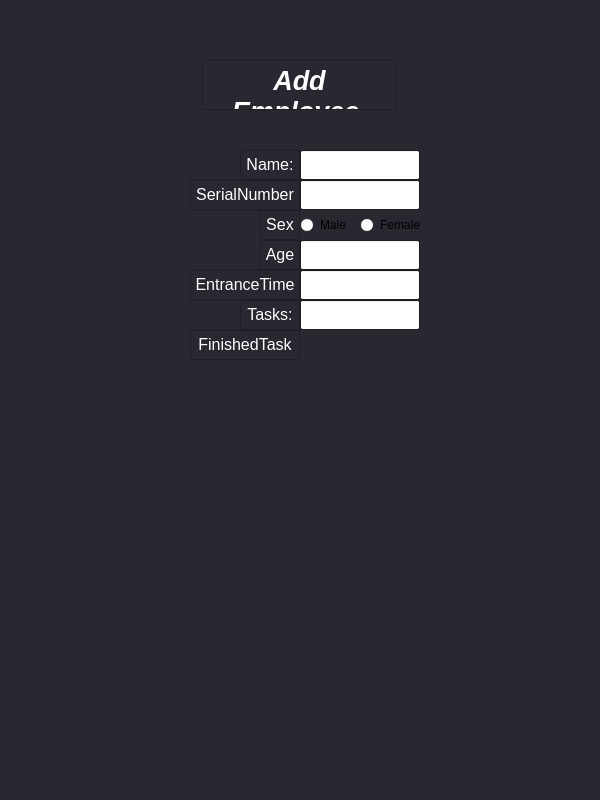
Above: Employee.ui from HeidariSina/Management-App before the change. Below: the same form after it.
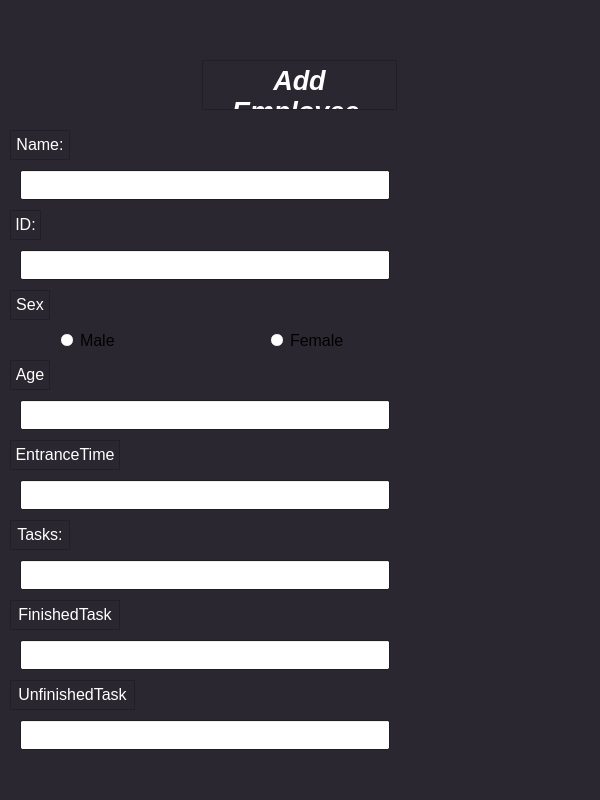
That is the form after the change.

The edit to the form file:
```diff
--- a/Employee.ui
+++ b/Employee.ui
@@ -211,9 +211,9 @@
    <widget class="QLineEdit" name="NameEdit">
     <property name="geometry">
      <rect>
-      <x>300</x>
-      <y>150</y>
-      <width>120</width>
+      <x>20</x>
+      <y>170</y>
+      <width>370</width>
       <height>30</height>
      </rect>
     </property>
@@ -221,8 +221,8 @@
    <widget class="QTextBrowser" name="NameText">
     <property name="geometry">
      <rect>
-      <x>240</x>
-      <y>150</y>
+      <x>10</x>
+      <y>130</y>
       <width>60</width>
       <height>30</height>
      </rect>
@@ -290,87 +290,77 @@
    <widget class="QTextBrowser" name="SerialNumberText">
     <property name="geometry">
      <rect>
-      <x>190</x>
-      <y>180</y>
-      <width>110</width>
-      <height>30</height>
-     </rect>
-    </property>
-    <property name="palette">
-     <palette>
-      <active>
-       <colorrole role="Base">
-        <brush brushstyle="SolidPattern">
-         <color alpha="255">
-          <red>43</red>
-          <green>39</green>
-          <blue>48</blue>
-         </color>
-        </brush>
-       </colorrole>
-      </active>
-      <inactive>
-       <colorrole role="Base">
-        <brush brushstyle="SolidPattern">
-         <color alpha="255">
-          <red>43</red>
-          <green>39</green>
-          <blue>48</blue>
-         </color>
-        </brush>
-       </colorrole>
-      </inactive>
-      <disabled>
-       <colorrole role="Base">
-        <brush brushstyle="SolidPattern">
-         <color alpha="255">
-          <red>0</red>
-          <green>0</green>
-          <blue>94</blue>
-         </color>
-        </brush>
-       </colorrole>
-      </disabled>
-     </palette>
-    </property>
-    <property name="font">
-     <font>
-      <family>Segoe UI</family>
-      <pointsize>20</pointsize>
-      <weight>75</weight>
-      <italic>true</italic>
-      <bold>true</bold>
-     </font>
-    </property>
-    <property name="verticalScrollBarPolicy">
-     <enum>Qt::ScrollBarAlwaysOff</enum>
-    </property>
-    <property name="horizontalScrollBarPolicy">
-     <enum>Qt::ScrollBarAlwaysOff</enum>
-    </property>
-    <property name="html">
-     <string>&lt;!DOCTYPE HTML PUBLIC &quot;-//W3C//DTD HTML 4.0//EN&quot; &quot;http://www.w3.org/TR/REC-html40/strict.dtd&quot;&gt;
-&lt;html&gt;&lt;head&gt;&lt;meta name=&quot;qrichtext&quot; content=&quot;1&quot; /&gt;&lt;style type=&quot;text/css&quot;&gt;
-p, li { white-space: pre-wrap; }
-&lt;/style&gt;&lt;/head&gt;&lt;body style=&quot; font-family:'Segoe UI'; font-size:20pt; font-weight:600; font-style:italic;&quot;&gt;
-&lt;p align=&quot;center&quot; style=&quot; margin-top:0px; margin-bottom:0px; margin-left:0px; margin-right:0px; -qt-block-indent:0; text-indent:0px;&quot;&gt;&lt;span style=&quot; font-size:12pt; font-weight:400; font-style:normal; color:#ffffff;&quot;&gt;SerialNumber:&lt;/span&gt;&lt;/p&gt;&lt;/body&gt;&lt;/html&gt;</string>
-    </property>
-   </widget>
-   <widget class="QLineEdit" name="SerialNumberEdit">
-    <property name="geometry">
-     <rect>
-      <x>300</x>
-      <y>180</y>
-      <width>120</width>
-      <height>30</height>
-     </rect>
-    </property>
-   </widget>
-   <widget class="QTextBrowser" name="SexText">
-    <property name="geometry">
-     <rect>
-      <x>260</x>
+      <x>10</x>
       <y>210</y>
+      <width>31</width>
+      <height>30</height>
+     </rect>
+    </property>
+    <property name="palette">
+     <palette>
+      <active>
+       <colorrole role="Base">
+        <brush brushstyle="SolidPattern">
+         <color alpha="255">
+          <red>43</red>
+          <green>39</green>
+          <blue>48</blue>
+         </color>
+        </brush>
+       </colorrole>
+      </active>
+      <inactive>
+       <colorrole role="Base">
+        <brush brushstyle="SolidPattern">
+         <color alpha="255">
+          <red>43</red>
+          <green>39</green>
+          <blue>48</blue>
+         </color>
+        </brush>
+       </colorrole>
+      </inactive>
+      <disabled>
+       <colorrole role="Base">
+        <brush brushstyle="SolidPattern">
+         <color alpha="255">
+          <red>0</red>
+          <green>0</green>
+          <blue>94</blue>
+         </color>
+        </brush>
+       </colorrole>
+      </disabled>
+     </palette>
+    </property>
+    <property name="font">
+     <font>
+      <family>Segoe UI</family>
+      <pointsize>20</pointsize>
+      <weight>75</weight>
+      <italic>true</italic>
+      <bold>true</bold>
+     </font>
+    </property>
+    <property name="verticalScrollBarPolicy">
+     <enum>Qt::ScrollBarAlwaysOff</enum>
+    </property>
+    <property name="horizontalScrollBarPolicy">
+     <enum>Qt::ScrollBarAlwaysOff</enum>
+    </property>
+    <property name="html">
+     <string>&lt;!DOCTYPE HTML PUBLIC &quot;-//W3C//DTD HTML 4.0//EN&quot; &quot;http://www.w3.org/TR/REC-html40/strict.dtd&quot;&gt;
+&lt;html&gt;&lt;head&gt;&lt;meta name=&quot;qrichtext&quot; content=&quot;1&quot; /&gt;&lt;style type=&quot;text/css&quot;&gt;
+p, li { white-space: pre-wrap; }
+&lt;/style&gt;&lt;/head&gt;&lt;body style=&quot; font-family:'Segoe UI'; font-size:20pt; font-weight:600; font-style:italic;&quot;&gt;
+&lt;p align=&quot;center&quot; style=&quot; margin-top:0px; margin-bottom:0px; margin-left:0px; margin-right:0px; -qt-block-indent:0; text-indent:0px;&quot;&gt;&lt;span style=&quot; font-size:12pt; font-weight:400; font-style:normal; color:#ffffff;&quot;&gt;ID:&lt;/span&gt;&lt;/p&gt;&lt;/body&gt;&lt;/html&gt;</string>
+    </property>
+   </widget>
+   <widget class="QTextBrowser" name="SexText">
+    <property name="geometry">
+     <rect>
+      <x>10</x>
+      <y>290</y>
       <width>40</width>
       <height>30</height>
      </rect>
@@ -438,12 +428,17 @@
    <widget class="QRadioButton" name="MaleradioButton">
     <property name="geometry">
      <rect>
-      <x>300</x>
-      <y>215</y>
-      <width>82</width>
+      <x>60</x>
+      <y>330</y>
+      <width>80</width>
       <height>20</height>
      </rect>
     </property>
+    <property name="font">
+     <font>
+      <pointsize>12</pointsize>
+     </font>
+    </property>
     <property name="text">
      <string>Male</string>
     </property>
@@ -451,12 +446,17 @@
    <widget class="QRadioButton" name="FemaleradioButton">
     <property name="geometry">
      <rect>
-      <x>360</x>
-      <y>215</y>
-      <width>82</width>
+      <x>270</x>
+      <y>330</y>
+      <width>80</width>
       <height>20</height>
      </rect>
     </property>
+    <property name="font">
+     <font>
+      <pointsize>12</pointsize>
+     </font>
+    </property>
     <property name="text">
      <string>Female</string>
     </property>
@@ -464,8 +464,8 @@
    <widget class="QTextBrowser" name="AgeText">
     <property name="geometry">
      <rect>
-      <x>260</x>
-      <y>240</y>
+      <x>10</x>
+      <y>360</y>
       <width>40</width>
       <height>30</height>
      </rect>
@@ -530,21 +530,11 @@
 &lt;p align=&quot;center&quot; style=&quot; margin-top:0px; margin-bottom:0px; margin-left:0px; margin-right:0px; -qt-block-indent:0; text-indent:0px;&quot;&gt;&lt;span style=&quot; font-size:12pt; font-weight:400; font-style:normal; color:#ffffff;&quot;&gt;Age:&lt;/span&gt;&lt;/p&gt;&lt;/body&gt;&lt;/html&gt;</string>
     </property>
    </widget>
-   <widget class="QLineEdit" name="AgeEdit">
+   <widget class="QTextBrowser" name="EntranceTimeText">
     <property name="geometry">
      <rect>
-      <x>300</x>
-      <y>240</y>
-      <width>120</width>
-      <height>30</height>
-     </rect>
-    </property>
-   </widget>
-   <widget class="QTextBrowser" name="SerialNumberText_2">
-    <property name="geometry">
-     <rect>
-      <x>190</x>
-      <y>270</y>
+      <x>10</x>
+      <y>440</y>
       <width>110</width>
       <height>30</height>
      </rect>
@@ -609,21 +599,11 @@
 &lt;p align=&quot;center&quot; style=&quot; margin-top:0px; margin-bottom:0px; margin-left:0px; margin-right:0px; -qt-block-indent:0; text-indent:0px;&quot;&gt;&lt;span style=&quot; font-size:12pt; font-weight:400; font-style:normal; color:#ffffff;&quot;&gt;EntranceTime:&lt;/span&gt;&lt;/p&gt;&lt;/body&gt;&lt;/html&gt;</string>
     </property>
    </widget>
-   <widget class="QLineEdit" name="AgeEdit_2">
+   <widget class="QTextBrowser" name="TasksText">
     <property name="geometry">
      <rect>
-      <x>300</x>
-      <y>270</y>
-      <width>120</width>
-      <height>30</height>
-     </rect>
-    </property>
-   </widget>
-   <widget class="QTextBrowser" name="SerialNumberText_3">
-    <property name="geometry">
-     <rect>
-      <x>240</x>
-      <y>300</y>
+      <x>10</x>
+      <y>520</y>
       <width>60</width>
       <height>30</height>
      </rect>
@@ -688,21 +668,11 @@
 &lt;p align=&quot;center&quot; style=&quot; margin-top:0px; margin-bottom:0px; margin-left:0px; margin-right:0px; -qt-block-indent:0; text-indent:0px;&quot;&gt;&lt;span style=&quot; font-size:12pt; font-weight:400; font-style:normal; color:#ffffff;&quot;&gt;Tasks:&lt;/span&gt;&lt;/p&gt;&lt;/body&gt;&lt;/html&gt;</string>
     </property>
    </widget>
-   <widget class="QLineEdit" name="AgeEdit_3">
+   <widget class="QTextBrowser" name="FinishedTasksText">
     <property name="geometry">
      <rect>
-      <x>300</x>
-      <y>300</y>
-      <width>120</width>
-      <height>30</height>
-     </rect>
-    </property>
-   </widget>
-   <widget class="QTextBrowser" name="SerialNumberText_4">
-    <property name="geometry">
-     <rect>
-      <x>190</x>
-      <y>330</y>
+      <x>10</x>
+      <y>600</y>
       <width>110</width>
       <height>30</height>
      </rect>
@@ -767,6 +737,135 @@
 &lt;p align=&quot;center&quot; style=&quot; margin-top:0px; margin-bottom:0px; margin-left:0px; margin-right:0px; -qt-block-indent:0; text-indent:0px;&quot;&gt;&lt;span style=&quot; font-size:12pt; font-weight:400; font-style:normal; color:#ffffff;&quot;&gt;FinishedTasks:&lt;/span&gt;&lt;/p&gt;&lt;/body&gt;&lt;/html&gt;</string>
     </property>
    </widget>
+   <widget class="QLineEdit" name="NameEdit_2">
+    <property name="geometry">
+     <rect>
+      <x>20</x>
+      <y>250</y>
+      <width>370</width>
+      <height>30</height>
+     </rect>
+    </property>
+   </widget>
+   <widget class="QLineEdit" name="NameEdit_3">
+    <property name="geometry">
+     <rect>
+      <x>20</x>
+      <y>400</y>
+      <width>370</width>
+      <height>30</height>
+     </rect>
+    </property>
+   </widget>
+   <widget class="QLineEdit" name="NameEdit_4">
+    <property name="geometry">
+     <rect>
+      <x>20</x>
+      <y>480</y>
+      <width>370</width>
+      <height>30</height>
+     </rect>
+    </property>
+   </widget>
+   <widget class="QLineEdit" name="NameEdit_5">
+    <property name="geometry">
+     <rect>
+      <x>20</x>
+      <y>560</y>
+      <width>370</width>
+      <height>30</height>
+     </rect>
+    </property>
+   </widget>
+   <widget class="QLineEdit" name="NameEdit_6">
+    <property name="geometry">
+     <rect>
+      <x>20</x>
+      <y>640</y>
+      <width>370</width>
+      <height>30</height>
+     </rect>
+    </property>
+   </widget>
+   <widget class="QTextBrowser" name="UnfinishedTasksText">
+    <property name="geometry">
+     <rect>
+      <x>10</x>
+      <y>680</y>
+      <width>125</width>
+      <height>30</height>
+     </rect>
+    </property>
+    <property name="palette">
+     <palette>
+      <active>
+       <colorrole role="Base">
+        <brush brushstyle="SolidPattern">
+         <color alpha="255">
+          <red>43</red>
+          <green>39</green>
+          <blue>48</blue>
+         </color>
+        </brush>
+       </colorrole>
+      </active>
+      <inactive>
+       <colorrole role="Base">
+        <brush brushstyle="SolidPattern">
+         <color alpha="255">
+          <red>43</red>
+          <green>39</green>
+          <blue>48</blue>
+         </color>
+        </brush>
+       </colorrole>
+      </inactive>
+      <disabled>
+       <colorrole role="Base">
+        <brush brushstyle="SolidPattern">
+         <color alpha="255">
+          <red>0</red>
+          <green>0</green>
+          <blue>94</blue>
+         </color>
+        </brush>
+       </colorrole>
+      </disabled>
+     </palette>
+    </property>
+    <property name="font">
+     <font>
+      <family>Segoe UI</family>
+      <pointsize>20</pointsize>
+      <weight>75</weight>
+      <italic>true</italic>
+      <bold>true</bold>
+     </font>
+    </property>
+    <property name="verticalScrollBarPolicy">
+     <enum>Qt::ScrollBarAlwaysOff</enum>
+    </property>
+    <property name="horizontalScrollBarPolicy">
+     <enum>Qt::ScrollBarAlwaysOff</enum>
+    </property>
+    <property name="html">
+     <string>&lt;!DOCTYPE HTML PUBLIC &quot;-//W3C//DTD HTML 4.0//EN&quot; &quot;http://www.w3.org/TR/REC-html40/strict.dtd&quot;&gt;
+&lt;html&gt;&lt;head&gt;&lt;meta name=&quot;qrichtext&quot; content=&quot;1&quot; /&gt;&lt;style type=&quot;text/css&quot;&gt;
+p, li { white-space: pre-wrap; }
+&lt;/style&gt;&lt;/head&gt;&lt;body style=&quot; font-family:'Segoe UI'; font-size:20pt; font-weight:600; font-style:italic;&quot;&gt;
+&lt;p align=&quot;center&quot; style=&quot; margin-top:0px; margin-bottom:0px; margin-left:0px; margin-right:0px; -qt-block-indent:0; text-indent:0px;&quot;&gt;&lt;span style=&quot; font-size:12pt; font-weight:400; font-style:normal; color:#ffffff;&quot;&gt;UnfinishedTasks:&lt;/span&gt;&lt;/p&gt;&lt;/body&gt;&lt;/html&gt;</string>
+    </property>
+   </widget>
+   <widget class="QLineEdit" name="NameEdit_7">
+    <property name="geometry">
+     <rect>
+      <x>20</x>
+      <y>720</y>
+      <width>370</width>
+      <height>30</height>
+     </rect>
+    </property>
+   </widget>
   </widget>
  </widget>
  <resources/>
```
Left out of the diff: 2 changed lines with no effect on the pictures.
